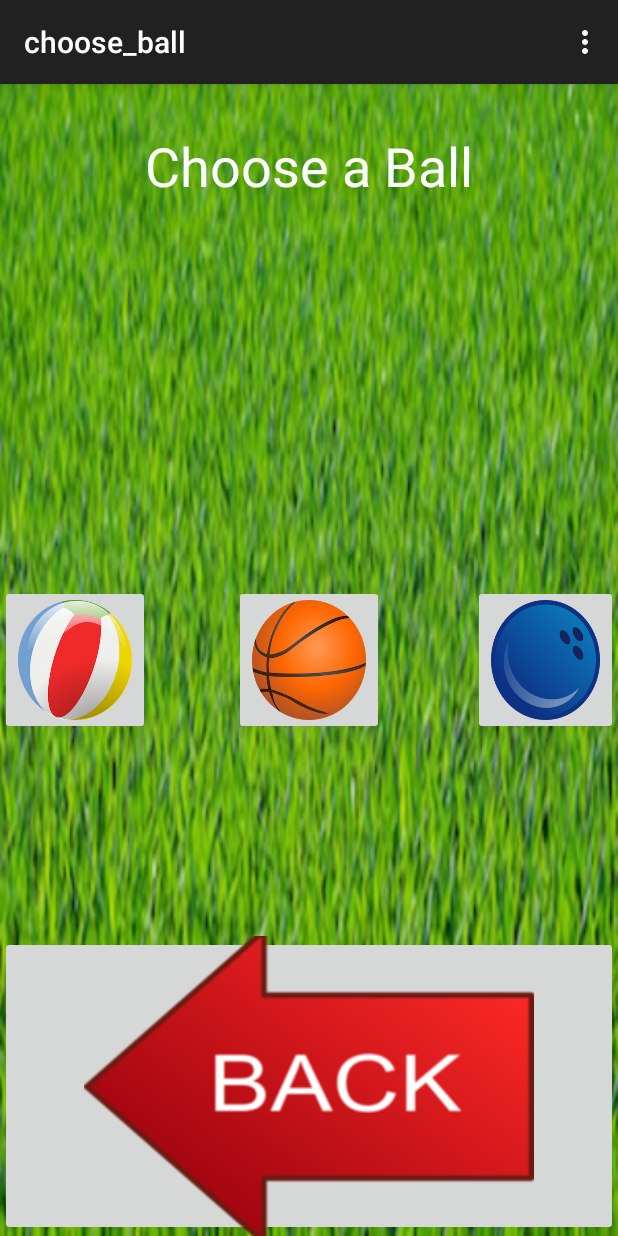
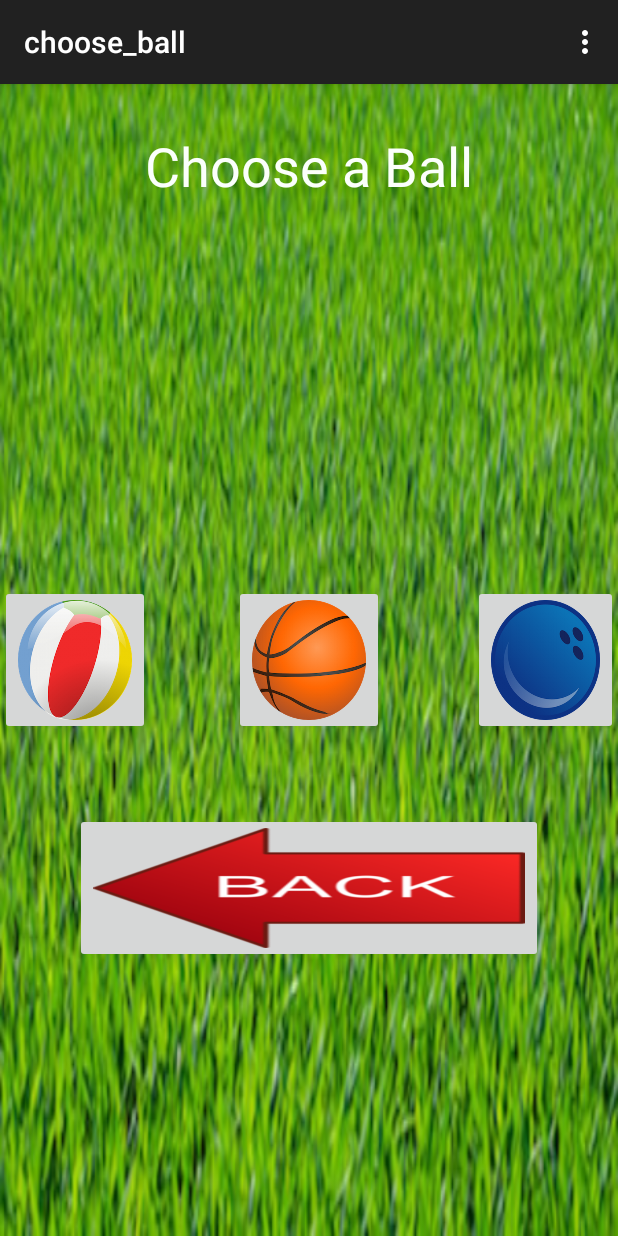
Before and after one commit to Darthpwner/Keepy-Uppy-Android, an Android app: the choose_ball screen opened directly, with no data from a screen before it, on a phone screen of 412 x 824 dp. Run offline under Robolectric (Android 15) with nearby library versions, the phone set to English and light mode, and no system bars.

Commit message:
Cleaned up both back arrows

```diff
--- a/app/src/main/res/layout/activity_choose_ball.xml
+++ b/app/src/main/res/layout/activity_choose_ball.xml
@@ -65,13 +65,16 @@
 
     <ImageButton
         android:layout_width="500dp"
-        android:layout_height="200dp"
+        android:layout_height="100dp"
         android:id="@+id/back_arrow_button"
         android:src="@drawable/back_arrow"
         android:focusableInTouchMode="false"
         android:onClick="onClickBackArrow"
-        android:layout_alignParentBottom="true"
+        android:layout_marginTop="52dp"
+        android:scaleType="fitXY"
+        android:layout_below="@+id/beach_ball_button"
         android:layout_centerHorizontal="true"
-        android:layout_marginTop="52dp" />
+        android:layout_marginLeft="50dp"
+        android:layout_marginRight="50dp" />
 
 </RelativeLayout>
```
Also changed, not shown: 3 other files.
